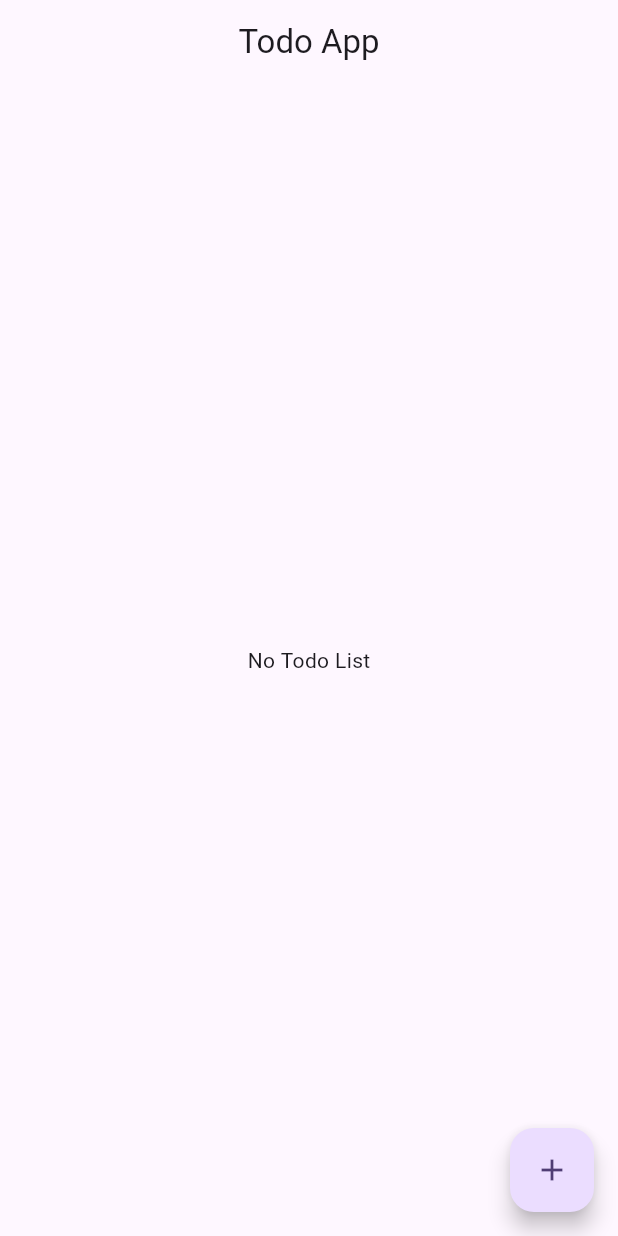
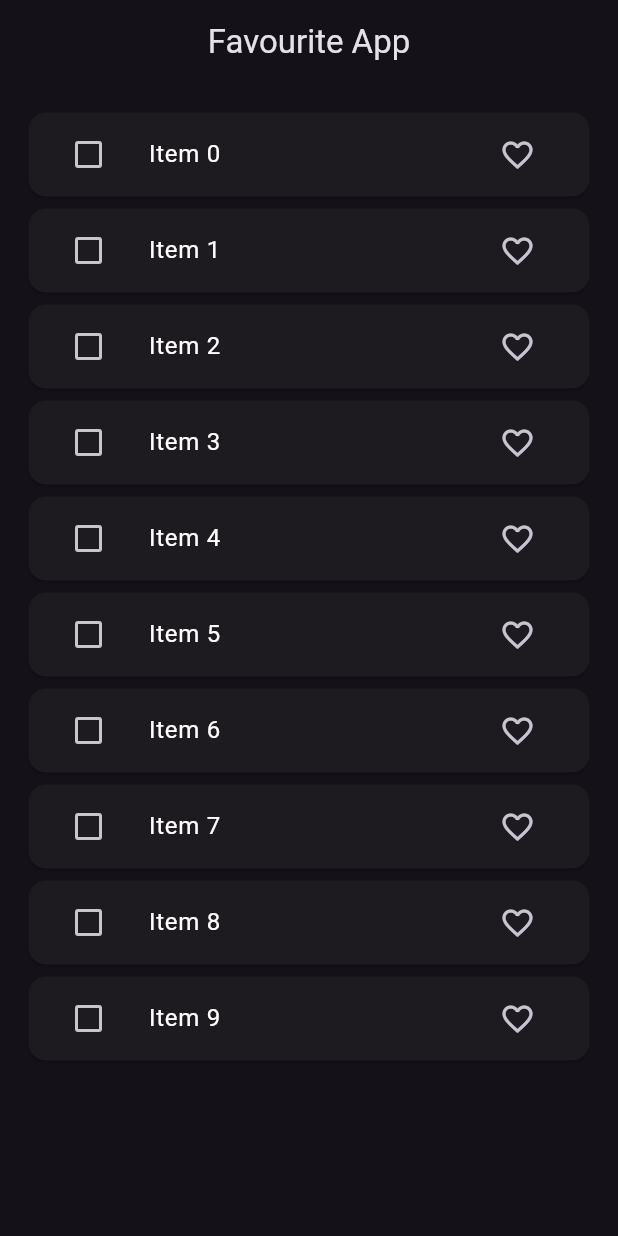
Before and after one commit to MGMSA6/Bloc, a Flutter app: the screen it shows after launch, on a phone screen of 412 x 824 dp. Run offline on Flutter 3.47's test engine with Material 3 defaults, Android fonts, the phone set to English and light mode, and no system bars; our stand-ins replace bloc, equatable, flutter_bloc, image_picker.

Commit message:
Favourite App Bloc

```diff
--- /dev/null
+++ b/lib/blocs/favourite_bloc/favourite_bloc.dart
@@ -0,0 +1,74 @@
+import 'package:bloc/bloc.dart';
+import 'package:equatable/equatable.dart';
+
+import '../../model/favourite_item_model.dart';
+import '../../repository/favourite_repository.dart';
+
+part 'favourite_event.dart';
+
+part 'favourite_state.dart';
+
+class FavouriteBloc extends Bloc<FavouriteEvent, FavouriteState> {
+  List<FavouriteItemModel> favouriteList = [];
+  List<FavouriteItemModel> tempFavouriteList = [];
+
+  FavouriteRepository favouriteRepository;
+
+  FavouriteBloc(this.favouriteRepository) : super(const FavouriteState()) {
+    on<FetchFavouriteList>(fetchFavouriteList);
+    on<FavouriteItem>(_addFavourite);
+    on<DeleteItem>(deleteItem);
+    on<SelectItem>(selectedItem);
+    on<UnSelectItem>(unSelectItem);
+  }
+
+  void selectedItem(SelectItem events, Emitter<FavouriteState> emit) async {
+    tempFavouriteList.add(events.item);
+    emit(state.copyWith(tempFavouriteList: List.from(tempFavouriteList)));
+  }
+
+  void unSelectItem(UnSelectItem events, Emitter<FavouriteState> emit) async {
+    tempFavouriteList.remove(events.item);
+    emit(state.copyWith(tempFavouriteList: List.from(tempFavouriteList)));
+  }
+
+  void fetchFavouriteList(
+      FetchFavouriteList events, Emitter<FavouriteState> emit) async {
+    favouriteList = await favouriteRepository.fetchItems();
+    emit(state.copyWith(
+        favouriteList: List.from(favouriteList),
+        listStatus: ListStatus.success));
+  }
+
+  void _addFavourite(FavouriteItem events, Emitter<FavouriteState> emit) async {
+    final personIndex =
+        favouriteList.indexWhere((person) => person.id == events.item.id);
+    if (events.item.isFavourite) {
+      if (tempFavouriteList.contains(favouriteList[personIndex])) {
+        tempFavouriteList.remove(favouriteList[personIndex]);
+        tempFavouriteList.add(events.item);
+      }
+    } else {
+      if (tempFavouriteList.contains(favouriteList[personIndex])) {
+        tempFavouriteList.remove(favouriteList[personIndex]);
+        tempFavouriteList.add(events.item);
+      }
+    }
+    favouriteList[personIndex] = events.item;
+    emit(state.copyWith(
+        favouriteList: List.from(favouriteList),
+        tempFavouriteList: List.from(tempFavouriteList)));
+  }
+
+  void deleteItem(DeleteItem events, Emitter<FavouriteState> emit) async {
+    for (int i = 0; i < tempFavouriteList.length; i++) {
+      favouriteList.remove(tempFavouriteList[i]);
+    }
+
+    tempFavouriteList.clear();
+    emit(state.copyWith(
+      favouriteList: List.from(favouriteList),
+      tempFavouriteList: List.from(tempFavouriteList),
+    ));
+  }
+}
--- /dev/null
+++ b/lib/blocs/favourite_bloc/favourite_event.dart
@@ -0,0 +1,30 @@
+part of 'favourite_bloc.dart';
+
+abstract class FavouriteEvent extends Equatable{
+  const FavouriteEvent();
+
+  @override
+  // TODO: implement props
+  List<Object?> get props => [];
+}
+
+class FetchFavouriteList extends FavouriteEvent {}
+
+class FavouriteItem extends FavouriteEvent {
+  FavouriteItemModel item ;
+  FavouriteItem({required this.item}) ;
+}
+
+
+class SelectItem extends FavouriteEvent {
+  FavouriteItemModel item ;
+  SelectItem({required this.item}) ;
+}
+
+class UnSelectItem extends FavouriteEvent {
+  FavouriteItemModel item ;
+  UnSelectItem({required this.item}) ;
+}
+
+class DeleteItem extends FavouriteEvent {
+}
--- /dev/null
+++ b/lib/blocs/favourite_bloc/favourite_state.dart
@@ -0,0 +1,30 @@
+part of 'favourite_bloc.dart';
+
+enum ListStatus { loading, success, failure }
+
+class FavouriteState extends Equatable {
+  final List<FavouriteItemModel> favouriteList;
+
+  final List<FavouriteItemModel> tempFavouriteList;
+
+  final ListStatus listStatus;
+
+  const FavouriteState(
+      {this.favouriteList = const [],
+      this.listStatus = ListStatus.loading,
+      this.tempFavouriteList = const []});
+
+  FavouriteState copyWith(
+      {List<FavouriteItemModel>? favouriteList,
+      ListStatus? listStatus,
+      List<FavouriteItemModel>? tempFavouriteList}) {
+    return FavouriteState(
+        favouriteList: favouriteList ?? this.favouriteList,
+        listStatus: listStatus ?? this.listStatus,
+        tempFavouriteList: tempFavouriteList ?? this.tempFavouriteList);
+  }
+
+  @override
+  // TODO: implement props
+  List<Object?> get props => [favouriteList, listStatus, tempFavouriteList];
+}
--- a/lib/main.dart
+++ b/lib/main.dart
@@ -1,9 +1,10 @@
 import 'package:bloc_example/blocs/counter_bloc/counter_bloc.dart';
+import 'package:bloc_example/blocs/favourite_bloc/favourite_bloc.dart';
 import 'package:bloc_example/blocs/image_picker/image_picker_bloc.dart';
 import 'package:bloc_example/blocs/switch_bloc/switch_bloc.dart';
 import 'package:bloc_example/blocs/todo_bloc/todo_bloc.dart';
-import 'package:bloc_example/ui/image_picker_screen.dart';
-import 'package:bloc_example/ui/to_do_screen.dart';
+import 'package:bloc_example/repository/favourite_repository.dart';
+import 'package:bloc_example/ui/favourite_screen.dart';
 import 'package:bloc_example/utils/image_picker_utils.dart';
 import 'package:flutter/material.dart';
 import 'package:flutter_bloc/flutter_bloc.dart';
@@ -24,6 +25,7 @@ class MyApp extends StatelessWidget {
         BlocProvider(create: (context) => CounterBloc()),
         BlocProvider(create: (context) => ImagePickerBloc(ImagePickerUtils())),
         BlocProvider(create: (context) => TodoBloc()),
+        BlocProvider(create: (context) => FavouriteBloc(FavouriteRepository()))
       ],
       child: MaterialApp(
         title: 'Flutter Demo',
@@ -31,7 +33,7 @@ class MyApp extends StatelessWidget {
           colorScheme: ColorScheme.fromSeed(seedColor: Colors.deepPurple),
           useMaterial3: true,
         ),
-        home: const ToDoScreen(),
+        home: const FavouriteScreen(),
       ),
     );
   }
--- /dev/null
+++ b/lib/model/favourite_item_model.dart
@@ -0,0 +1,28 @@
+import 'package:equatable/equatable.dart';
+
+class FavouriteItemModel extends Equatable {
+  const FavouriteItemModel({
+    required this.id,
+    required this.value,
+    this.isDeleting = false,
+    this.isFavourite = false,
+  });
+
+  final String id;
+  final String value;
+  final bool isDeleting;
+  final bool isFavourite;
+
+  FavouriteItemModel copyWith(
+      {String? id, String? value, bool? isDeleting, bool? isFavourite}) {
+    return FavouriteItemModel(
+      id: id ?? this.id,
+      value: value ?? this.value,
+      isDeleting: isDeleting ?? this.isDeleting,
+      isFavourite: isDeleting ?? this.isFavourite,
+    );
+  }
+
+  @override
+  List<Object> get props => [id, value, isDeleting, isFavourite];
+}
--- /dev/null
+++ b/lib/repository/favourite_repository.dart
@@ -0,0 +1,20 @@
+import 'package:bloc_example/model/favourite_item_model.dart';
+
+class FavouriteRepository {
+
+  Future<List<FavouriteItemModel>> fetchItems() async {
+    await Future<void>.delayed(const Duration(seconds: 3));
+    return List.of(_generateItemsList(10));
+  }
+
+  List<FavouriteItemModel> _generateItemsList(int length) {
+    return List.generate(
+      length,
+          (index) => FavouriteItemModel(id: '$index', value: 'Item $index'),
+    );
+  }
+
+  Future<void> deleteItem(String id) async {
+    await Future<void>.delayed(const Duration(seconds: 2));
+  }
+}
--- /dev/null
+++ b/lib/ui/favourite_screen.dart
@@ -0,0 +1,105 @@
+import 'package:bloc_example/blocs/favourite_bloc/favourite_bloc.dart';
+import 'package:bloc_example/model/favourite_item_model.dart';
+import 'package:flutter/material.dart';
+import 'package:flutter_bloc/flutter_bloc.dart';
+
+import '../widget/delete_button_widget.dart';
+
+class FavouriteScreen extends StatefulWidget {
+  const FavouriteScreen({super.key});
+
+  @override
+  State<FavouriteScreen> createState() => _FavouriteScreenState();
+}
+
+class _FavouriteScreenState extends State<FavouriteScreen> {
+  @override
+  void initState() {
+    super.initState();
+    context.read<FavouriteBloc>().add(FetchFavouriteList());
+  }
+
+  @override
+  Widget build(BuildContext context) {
+    return MaterialApp(
+      themeMode: ThemeMode.dark,
+      theme: ThemeData(brightness: Brightness.dark),
+      home: Scaffold(
+        appBar: AppBar(
+          centerTitle: true,
+          title: const Text('Favourite App'),
+          actions: const [DeleteButtonWidget()],
+        ),
+        body: Padding(
+          padding: const EdgeInsets.all(15),
+          child: BlocBuilder<FavouriteBloc, FavouriteState>(
+            builder: (BuildContext context, state) {
+              switch (state.listStatus) {
+                case ListStatus.loading:
+                  return const Center(child: CircularProgressIndicator());
+                case ListStatus.failure:
+                  return const Center(child: Text('error'));
+                case ListStatus.success:
+                  return ListView.builder(
+                      itemCount: state.favouriteList.length,
+                      itemBuilder: (context, index) {
+                        return Card(
+                          child: ListTile(
+                            leading: Checkbox(
+                              value: state.tempFavouriteList
+                                      .contains(state.favouriteList[index])
+                                  ? true
+                                  : false,
+                              onChanged: (bool? value) {
+                                FavouriteItemModel item =
+                                    state.favouriteList[index];
+                                if (value!) {
+                                  context
+                                      .read<FavouriteBloc>()
+                                      .add(SelectItem(item: item));
+                                } else {
+                                  context
+                                      .read<FavouriteBloc>()
+                                      .add(UnSelectItem(item: item));
+                                }
+                              },
+                            ),
+                            title: Text(
+                              state.favouriteList[index].value,
+                              style: TextStyle(
+                                  decoration: state.tempFavouriteList
+                                          .contains(state.favouriteList[index])
+                                      ? TextDecoration.lineThrough
+                                      : TextDecoration.none,
+                                  color: state.tempFavouriteList
+                                          .contains(state.favouriteList[index])
+                                      ? Colors.red
+                                      : Colors.white),
+                            ),
+                            trailing: IconButton(
+                              onPressed: () {
+                                FavouriteItemModel item =
+                                    state.favouriteList[index];
+
+                                context.read<FavouriteBloc>().add(FavouriteItem(
+                                    item: FavouriteItemModel(
+                                        id: item.id,
+                                        isFavourite:
+                                            item.isFavourite ? false : true,
+                                        value: item.value)));
+                              },
+                              icon: Icon(state.favouriteList[index].isFavourite
+                                  ? Icons.favorite
+                                  : Icons.favorite_outline),
+                            ),
+                          ),
+                        );
+                      });
+              }
+            },
+          ),
+        ),
+      ),
+    );
+  }
+}
--- a/lib/ui/to_do_screen.dart
+++ b/lib/ui/to_do_screen.dart
@@ -46,7 +46,7 @@ class _ToDoScreenState extends State<ToDoScreen> {
             context.read<TodoBloc>().add(AddTodoEvent(task: 'Task $i'));
           }
         },
-        child: Icon(Icons.add),
+        child: const Icon(Icons.add),
       ),
     );
   }
```
Also changed, not shown: lib/ui/multiple_states.dart (+7 -2 lines), lib/widget/delete_button_widget.dart (added, +28 -0 lines).
